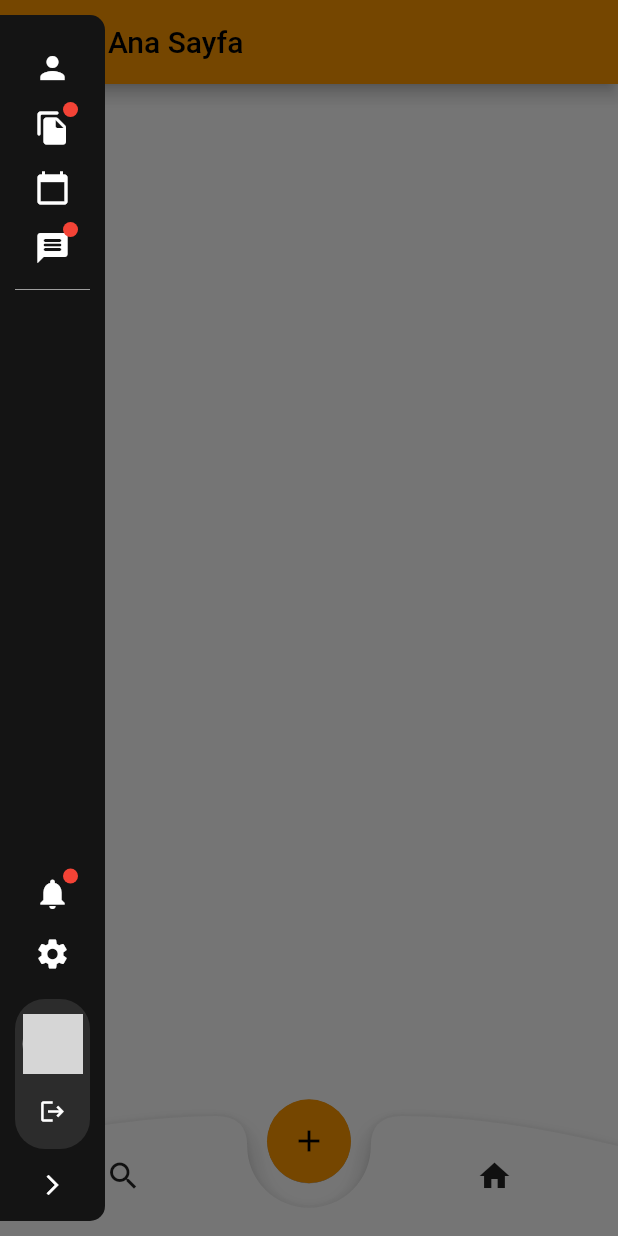
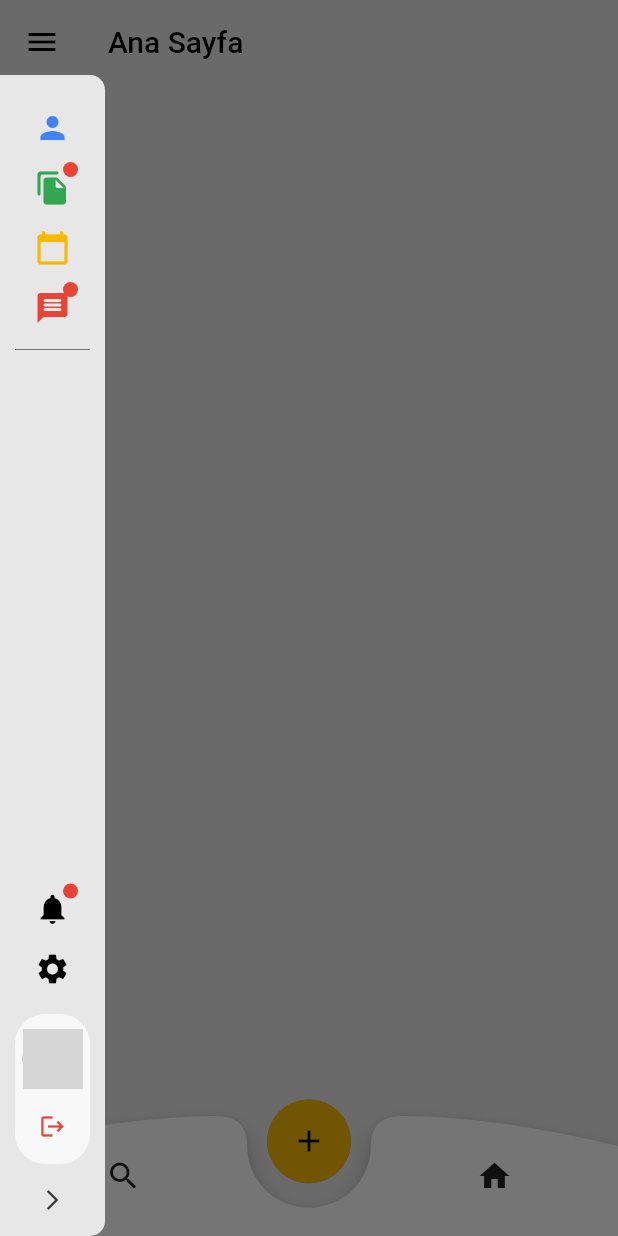
Before and after one commit to admozlp/akademi_kariyer_flutter, a Flutter app: the MyHomePage screen opened directly, with the side drawer open, on a phone screen of 412 x 824 dp. Run offline on Flutter 3.47's test engine with Material 2 defaults, Android fonts, the phone set to English and light mode, and no system bars; our stand-ins replace cloud_firestore, firebase_auth, firebase_core, flutter_slidable, font_awesome_flutter, get and 1 more; missing offline and left inert: avatar_stack; accounts and stored records are empty; network calls fail; grey boxes are pictures that could not be loaded.

Commit message:
Akademi renk paleti uygulandı

```diff
--- a/lib/components/drawer/bottom_user_info.dart
+++ b/lib/components/drawer/bottom_user_info.dart
@@ -1,3 +1,4 @@
+import 'package:akademi_kariyer/constants/colors.dart';
 import 'package:akademi_kariyer/view/my_profile_screen.dart';
 import 'package:akademi_kariyer/view/sign_in.dart';
 import 'package:firebase_auth/firebase_auth.dart';
@@ -18,7 +19,7 @@ class BottomUserInfo extends StatelessWidget {
       height: isCollapsed ? 70 : 100,
       width: double.infinity,
       decoration: BoxDecoration(
-        color: Colors.white10,
+        color: academyGray,
         borderRadius: BorderRadius.circular(20),
       ),
       child: isCollapsed
@@ -63,7 +64,7 @@ class BottomUserInfo extends StatelessWidget {
                               child: Text(
                                 '${FirebaseAuth.instance.currentUser?.email}',
                                 style: const TextStyle(
-                                  color: Colors.white,
+                                  color: Colors.black54,
                                   fontWeight: FontWeight.bold,
                                   fontSize: 18,
                                 ),
@@ -76,7 +77,7 @@ class BottomUserInfo extends StatelessWidget {
                             child: Text(
                               'MEMBER',
                               style: TextStyle(
-                                color: Colors.grey,
+                                color: Color.fromARGB(255, 134, 134, 134),
                               ),
                               maxLines: 1,
                               overflow: TextOverflow.ellipsis,
@@ -100,7 +101,7 @@ class BottomUserInfo extends StatelessWidget {
                         },
                         icon: const Icon(
                           Icons.logout,
-                          color: Colors.white,
+                          color: academyRed,
                         ),
                       ),
                     ),
@@ -137,7 +138,7 @@ class BottomUserInfo extends StatelessWidget {
                     onPressed: () {},
                     icon: const Icon(
                       Icons.logout,
-                      color: Colors.white,
+                      color: academyRed,
                       size: 18,
                     ),
                   ),
--- a/lib/components/drawer/custom_drawer.dart
+++ b/lib/components/drawer/custom_drawer.dart
@@ -1,5 +1,6 @@
 import 'package:akademi_kariyer/components/drawer/bottom_user_info.dart';
 import 'package:akademi_kariyer/components/drawer/custom_list_tile.dart';
+import 'package:akademi_kariyer/constants/colors.dart';
 import 'package:akademi_kariyer/view/my_profile_screen.dart';
 import 'package:akademi_kariyer/view/my_projects_screen.dart';
 import 'package:flutter/material.dart';
@@ -20,13 +21,13 @@ class _CustomDrawerState extends State<CustomDrawer> {
         curve: Curves.easeInOutCubic,
         duration: const Duration(milliseconds: 500),
         width: _isCollapsed ? 300 : 70,
-        margin: const EdgeInsets.only(bottom: 10, top: 10),
+        margin: const EdgeInsets.only(top: 50),
         decoration: const BoxDecoration(
           borderRadius: BorderRadius.only(
             bottomRight: Radius.circular(10),
             topRight: Radius.circular(10),
           ),
-          color: Color.fromRGBO(20, 20, 20, 1),
+          color: bgColor,
         ),
         child: Padding(
           padding: const EdgeInsets.symmetric(horizontal: 10),
@@ -41,7 +42,8 @@ class _CustomDrawerState extends State<CustomDrawer> {
                 child: IgnorePointer(
                   child: CustomListTile(
                     isCollapsed: _isCollapsed,
-                    icon: Icons.person,
+                    icon: (Icons.person),
+                    color: academyBlue,
                     title: 'Profil',
                     infoCount: 0,
                   ),
@@ -52,6 +54,7 @@ class _CustomDrawerState extends State<CustomDrawer> {
                     builder: (context) => MyProjectsScreen())),
                 child: IgnorePointer(
                   child: CustomListTile(
+                    color: academyGreen,
                     isCollapsed: _isCollapsed,
                     icon: Icons.file_copy_rounded,
                     title: 'Projelerim',
@@ -62,26 +65,30 @@ class _CustomDrawerState extends State<CustomDrawer> {
               CustomListTile(
                 isCollapsed: _isCollapsed,
                 icon: Icons.calendar_today,
+                color: academyYellow,
                 title: 'Takvim',
                 infoCount: 0,
               ),
               CustomListTile(
                 isCollapsed: _isCollapsed,
                 icon: Icons.message_rounded,
+                color: academyRed,
                 title: 'Mesajlar',
                 infoCount: 8,
               ),
-              const Divider(color: Colors.grey),
+              const Divider(color: academyDGray),
               const Spacer(),
               CustomListTile(
                 isCollapsed: _isCollapsed,
                 icon: Icons.notifications,
+                color: Colors.black,
                 title: 'Bildirimler',
                 infoCount: 2,
               ),
               CustomListTile(
                 isCollapsed: _isCollapsed,
                 icon: Icons.settings,
+                color: Colors.black,
                 title: 'Ayarlar',
                 infoCount: 0,
               ),
@@ -97,7 +104,7 @@ class _CustomDrawerState extends State<CustomDrawer> {
                     _isCollapsed
                         ? Icons.arrow_back_ios
                         : Icons.arrow_forward_ios,
-                    color: Colors.white,
+                    color: academyBlack,
                     size: 16,
                   ),
                   onPressed: () {
--- a/lib/components/drawer/custom_list_tile.dart
+++ b/lib/components/drawer/custom_list_tile.dart
@@ -1,3 +1,4 @@
+import 'package:akademi_kariyer/constants/colors.dart';
 import 'package:flutter/material.dart';
 
 class CustomListTile extends StatelessWidget {
@@ -6,6 +7,7 @@ class CustomListTile extends StatelessWidget {
   final String title;
   final IconData? doHaveMoreOptions;
   final int infoCount;
+  final Color color;
 
   const CustomListTile({
     Key? key,
@@ -14,6 +16,7 @@ class CustomListTile extends StatelessWidget {
     required this.title,
     this.doHaveMoreOptions,
     required this.infoCount,
+    required this.color,
   }) : super(key: key);
 
   @override
@@ -31,10 +34,7 @@ class CustomListTile extends StatelessWidget {
                 child: Stack(
                   clipBehavior: Clip.none,
                   children: [
-                    Icon(
-                      icon,
-                      color: Colors.white,
-                    ),
+                    Icon(icon, color: color),
                     if (infoCount > 0)
                       Positioned(
                         right: -5,
@@ -44,7 +44,7 @@ class CustomListTile extends StatelessWidget {
                           width: 10,
                           decoration: BoxDecoration(
                             borderRadius: BorderRadius.circular(10),
-                            color: Colors.red,
+                            color: academyRed,
                           ),
                         ),
                       ),
@@ -62,8 +62,8 @@ class CustomListTile extends StatelessWidget {
                       flex: 4,
                       child: Text(
                         title,
-                        style: const TextStyle(
-                          color: Colors.white,
+                        style: TextStyle(
+                          color: Colors.black,
                         ),
                         maxLines: 1,
                         overflow: TextOverflow.clip,
@@ -78,7 +78,7 @@ class CustomListTile extends StatelessWidget {
                           height: 20,
                           decoration: BoxDecoration(
                             borderRadius: BorderRadius.circular(20),
-                            color: Colors.purple[200],
+                            color: academyYellow,
                           ),
                           child: Center(
                             child: Text(
@@ -102,7 +102,7 @@ class CustomListTile extends StatelessWidget {
                     ? IconButton(
                         icon: Icon(
                           doHaveMoreOptions,
-                          color: Colors.white,
+                          color: Colors.black,
                           size: 12,
                         ),
                         onPressed: () {},
--- a/lib/main.dart
+++ b/lib/main.dart
@@ -1,3 +1,4 @@
+import 'package:akademi_kariyer/constants/colors.dart';
 import 'package:akademi_kariyer/view/sign_in.dart';
 import 'package:flutter/material.dart';
 import 'package:akademi_kariyer/components/drawer/custom_drawer.dart';
@@ -46,10 +47,12 @@ class _MyHomePageState extends State<MyHomePage> {
 
     return Scaffold(
       appBar: AppBar(
+        backgroundColor: bgColor,
+        elevation: 0,
         title: const Text("Ana Sayfa"),
       ),
       drawer: const CustomDrawer(),
-      backgroundColor: Colors.white10,
+      backgroundColor: bgColor,
       body: Column(
         mainAxisAlignment: MainAxisAlignment.center,
         crossAxisAlignment: CrossAxisAlignment.center,
--- a/lib/nav/NavigationMenu.dart
+++ b/lib/nav/NavigationMenu.dart
@@ -1,6 +1,6 @@
+import 'package:akademi_kariyer/constants/colors.dart';
 import 'package:akademi_kariyer/view/kesfet_safasi.dart';
 import 'package:flutter/material.dart';
-
 
 class NavigationMenu extends StatelessWidget {
   const NavigationMenu({
@@ -31,7 +31,7 @@ class NavigationMenu extends StatelessWidget {
                   heightFactor: 0.6,
                   child: FloatingActionButton(
                     onPressed: () {},
-                    backgroundColor: Colors.orange,
+                    backgroundColor: academyYellow,
                     elevation: 0.1,
                     child: const Icon(Icons.add),
                   ),
@@ -51,7 +51,8 @@ class NavigationMenu extends StatelessWidget {
                       Container(
                         width: size.width * .20,
                       ),
-                      IconButton(onPressed: () {}, icon: const Icon(Icons.home)),
+                      IconButton(
+                          onPressed: () {}, icon: const Icon(Icons.home)),
                     ],
                   ),
                 )
```
Also changed, not shown: lib/view/kesfet_safasi.dart (+97 -46 lines).
